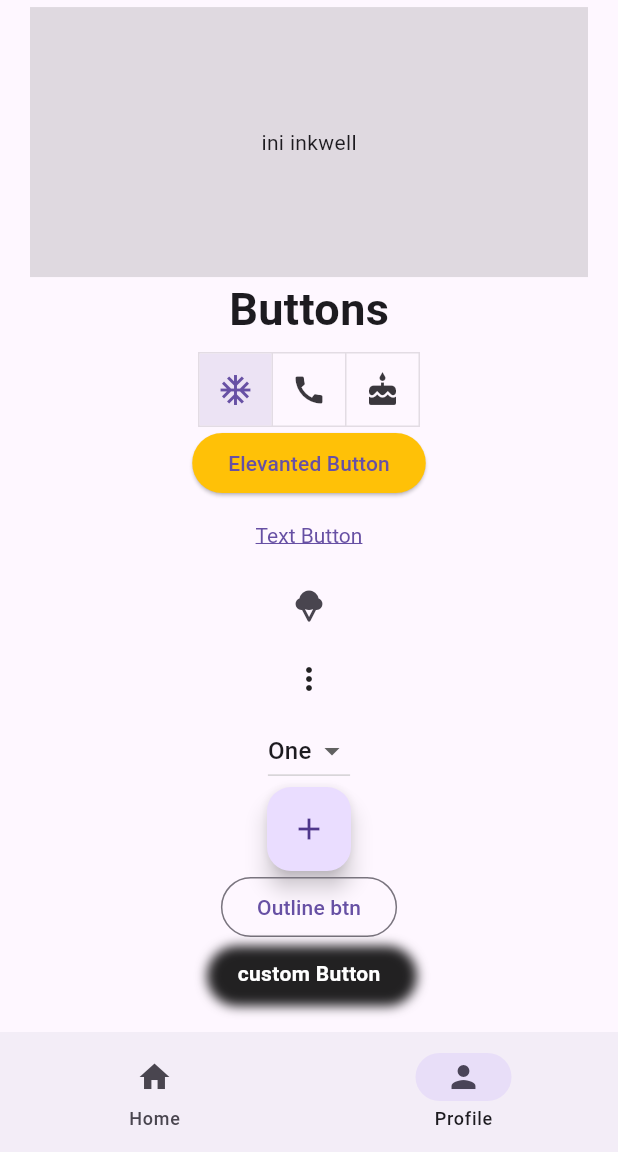
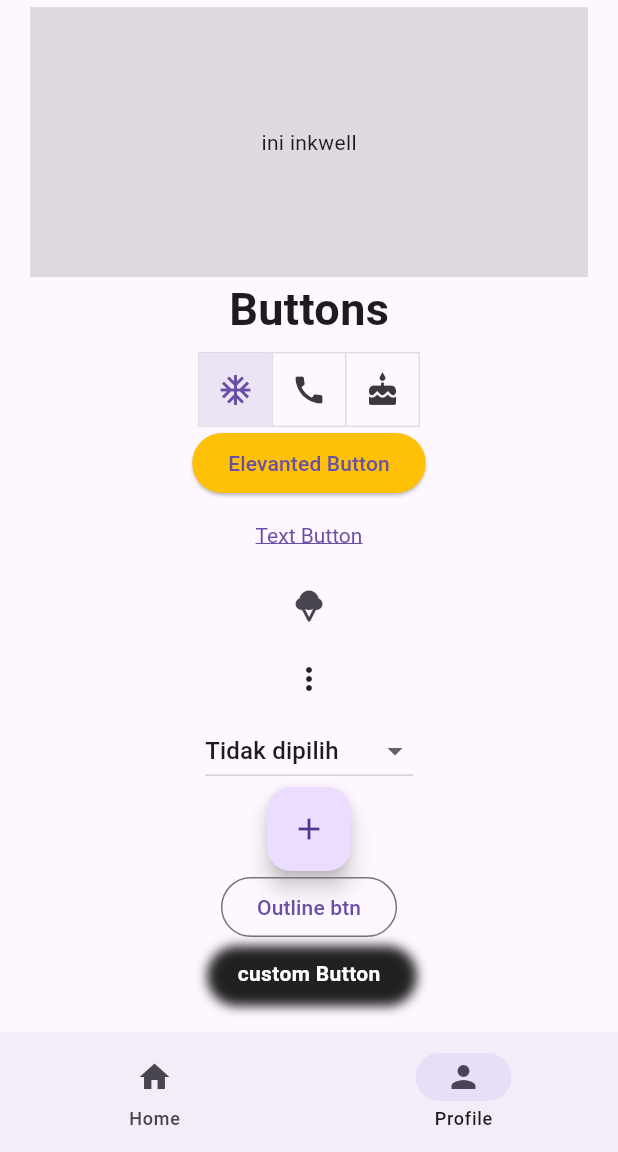
Before and after one commit to DWYOR091/belajar-flutter, a Flutter app: the screen it shows after launch, item 2 of the bottom bar chosen, scrolled down 821 dp, on a phone screen of 412 x 824 dp, the part 84-1236 px from its top. Run offline on Flutter 3.47's test engine with Material 3 defaults, Android fonts, the phone set to English and light mode, and no system bars.

```diff
--- a/lib/views/pages/profile_page.dart
+++ b/lib/views/pages/profile_page.dart
@@ -15,6 +15,7 @@ class _ProfilePageState extends State<ProfilePage> {
   //banyak checkbox
   List<bool> isCheckedList = [false, false, false];
   List<bool> isToogleList = [true, false, false];
+  String? menuItem;
 
   @override
   void initState() {
@@ -208,15 +209,41 @@ class _ProfilePageState extends State<ProfilePage> {
                 PopupMenuItem(value: "delete", child: Text("Delete")),
               ],
             ),
-            DropdownButton<String>(
-              value: "One",
-              items: ['One', 'Two'].map((String value) {
-                return DropdownMenuItem<String>(
-                  value: value,
-                  child: Text(value),
-                );
-              }).toList(),
-              onChanged: (newValue) {},
+            DropdownButton<String?>(
+              value: menuItem,
+              // items: [
+              //   DropdownMenuItem(child: Text("One"), value: "one"),
+              //   DropdownMenuItem(child: Text("Two"), value: "two"),
+              // ], //cara 1
+              // items: [null, "one", "two"].map((value) {
+              //   return DropdownMenuItem(
+              //     child: Text(value ?? "pilih satu!"),
+              //     value: value,
+              //   );
+              // }).toList(), //cara2
+              //cara 3 agar value dan textnya beda
+              hint: Text("pilih salah satu!"),
+              items: [
+                DropdownMenuItem<String?>(
+                  value: null,
+                  child: Text("Tidak dipilih"),
+                ),
+                ...[
+                  {"label": "One", "value": "one"},
+                  {"label": "Two", "value": "two"},
+                ].map((e) {
+                  return DropdownMenuItem<String?>(
+                    value: e["value"],
+                    child: Text(e["label"]!),
+                  );
+                }).toList(),
+              ],
+              onChanged: (value) {
+                setState(() {
+                  menuItem = value;
+                  print(value);
+                });
+              },
             ),
             FloatingActionButton(
               onPressed: () {},
```
